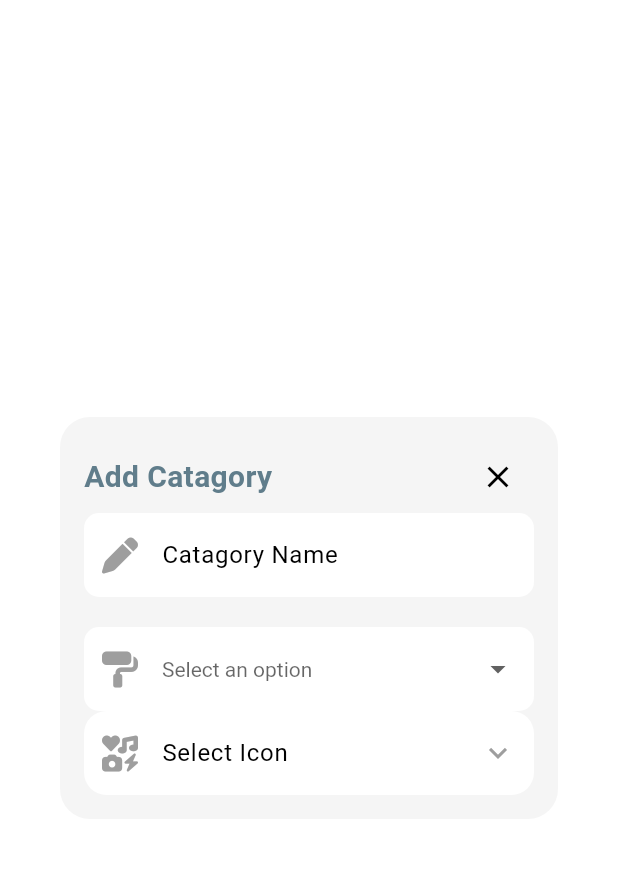
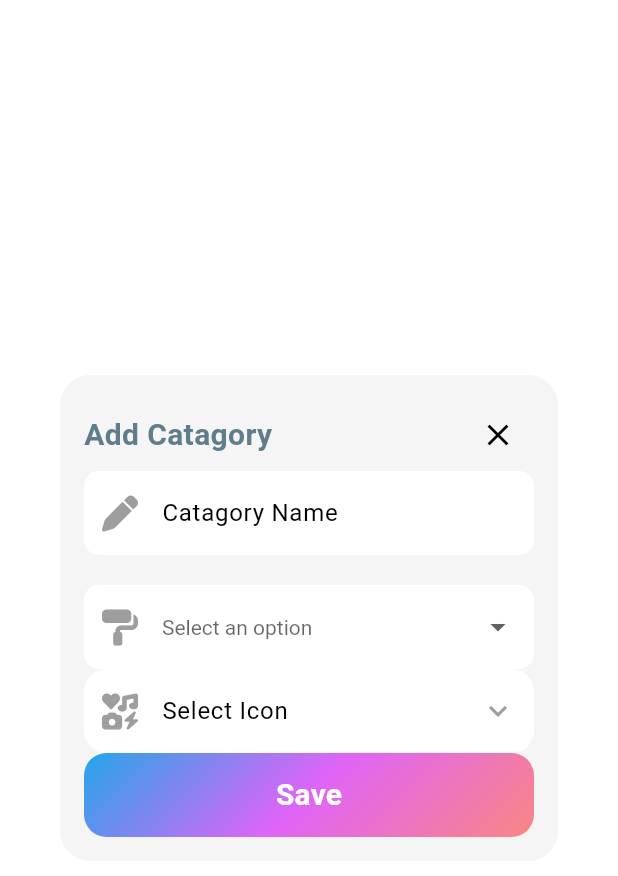
Before and after one commit to tamremariam/expense_tracker, a Flutter app: the AddCatagoryFragment widget shown alone on an empty page, opened directly, on a phone screen of 412 x 824 dp. Shown: the top 876 px of the screen. Run offline on Flutter 3.47's test engine with Material 3 defaults, Android fonts, the phone set to English and light mode, and no system bars; our stand-ins replace fl_chart, font_awesome_flutter.

Commit message:
adding add catagog button

```diff
--- a/lib/screen/expense/add_catagory.dart
+++ b/lib/screen/expense/add_catagory.dart
@@ -1,3 +1,5 @@
+import 'dart:math';
+
 import 'package:expense_tracker/screen/expense/widgets/color_dropdown.dart';
 import 'package:flutter/cupertino.dart';
 import 'package:flutter/material.dart';
@@ -202,6 +204,34 @@ class _AddCatagoryFragmentState extends State<AddCatagoryFragment> {
                     ),
                   ),
                 ),
+                Container(
+                  width: double.infinity,
+                  height: kToolbarHeight,
+                  alignment: Alignment.center,
+                  decoration: BoxDecoration(
+                      // shape: BoxShape.circle,
+                      borderRadius: BorderRadiusDirectional.circular(15),
+                      gradient: LinearGradient(colors: [
+                        Theme.of(context).colorScheme.primary,
+                        Theme.of(context).colorScheme.secondary,
+                        Theme.of(context).colorScheme.tertiary,
+                      ], transform: const GradientRotation(pi / 4))),
+                  child: SizedBox(
+                    width: double.infinity,
+                    height: kToolbarHeight,
+                    child: TextButton(
+                        onPressed: () {
+                          Navigator.pop(context);
+                        },
+                        style: TextButton.styleFrom(
+                            backgroundColor: Colors.transparent),
+                        child: const Text("Save",
+                            style: TextStyle(
+                                fontSize: 20,
+                                fontWeight: FontWeight.w700,
+                                color: Colors.white))),
+                  ),
+                ),
               ],
             )
             // ),
--- a/lib/screen/expense/add_expense.dart
+++ b/lib/screen/expense/add_expense.dart
@@ -72,6 +72,7 @@ class AddExpense extends StatelessWidget {
                           onPressed: () {
                             showDialog(
                               context: context,
+                              barrierDismissible: false,
                               builder: (BuildContext context) {
                                 return const AddCatagoryFragment();
                               },
```
